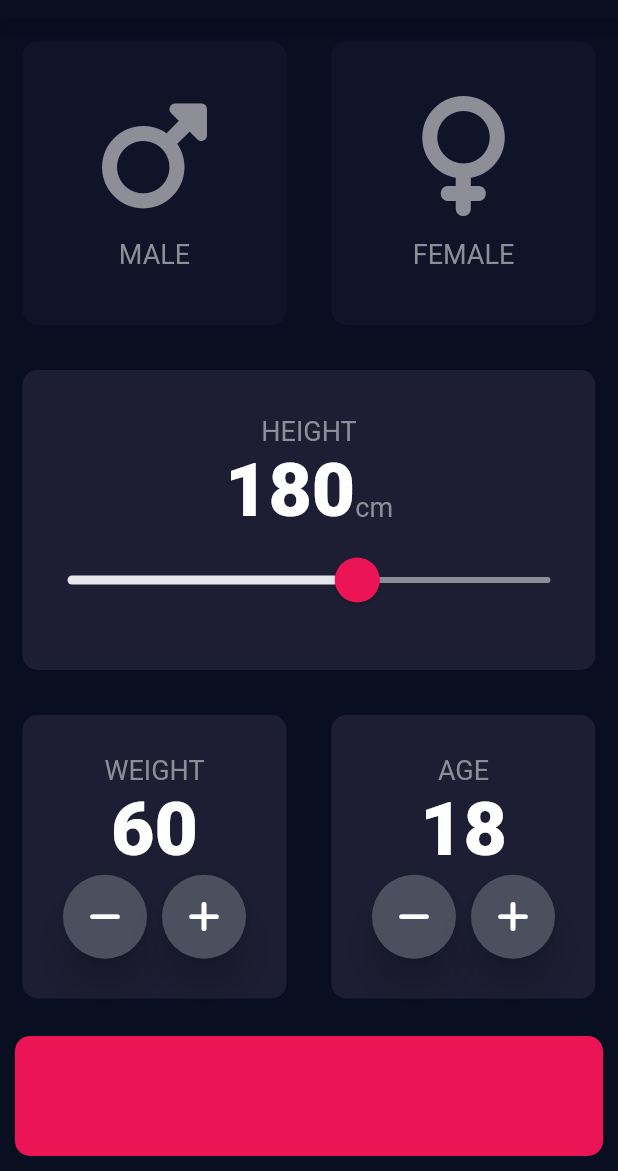
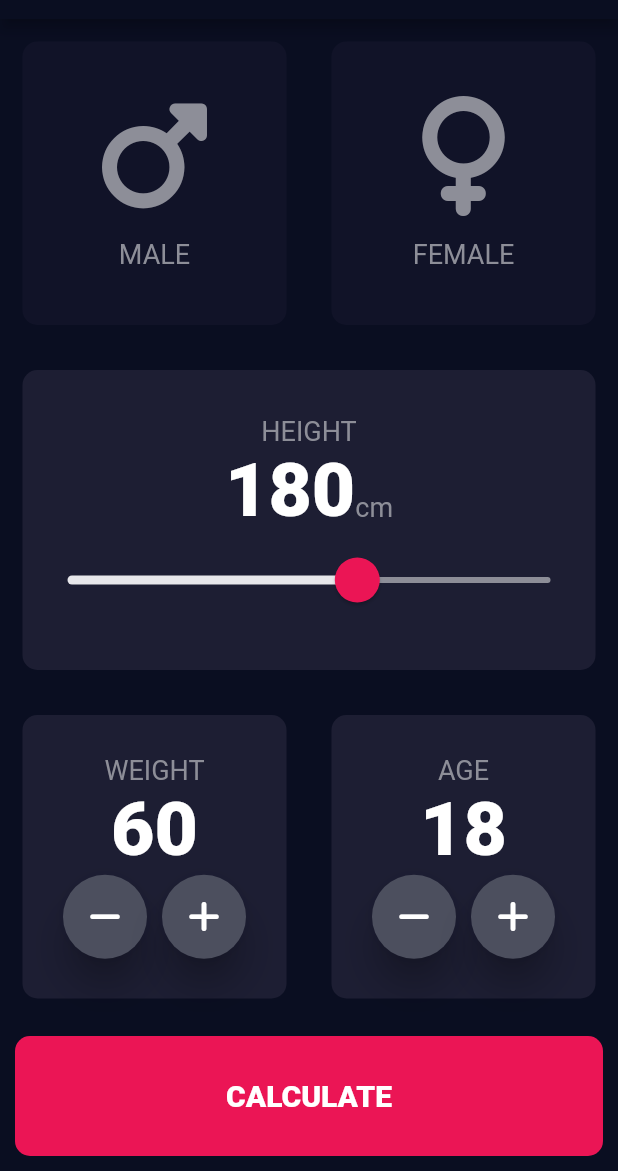
Before and after one commit to Ren-Tech/BMI-Calculator, a Flutter app: the screen it shows after launch, on a phone screen of 412 x 824 dp, the part 65-1236 px from its top. Run offline on Flutter 3.47's test engine with Material 2 defaults, Android fonts, the phone set to English and light mode, and no system bars; our stand-ins replace font_awesome_flutter.

```diff
--- /dev/null
+++ b/lib/components/bottom_button.dart
@@ -0,0 +1,34 @@
+import 'package:flutter/material.dart';
+import 'package:bmi_calculator/constants.dart';
+
+class BottomButton extends StatelessWidget {
+  final String buttonTitle;
+  final Function() onUserTap;
+  const BottomButton({
+    super.key,
+    required this.buttonTitle,
+    required this.onUserTap,
+  });
+
+  @override
+  Widget build(BuildContext context) {
+    return GestureDetector(
+      onTap: onUserTap,
+      child: Container(
+        decoration: BoxDecoration(
+          color: kBottomButtonColor,
+          borderRadius: BorderRadius.circular(10),
+        ),
+        width: double.infinity,
+        height: kBottomButtonHeight,
+        margin: const EdgeInsets.all(10),
+        child: Center(
+          child: Text(
+            buttonTitle,
+            style: const TextStyle(fontWeight: FontWeight.w800, fontSize: 20),
+          ),
+        ),
+      ),
+    );
+  }
+}
--- a/lib/reusable_card_content.dart
+++ b/lib/components/reusable_card_content.dart
@@ -1,5 +1,5 @@
 import 'package:flutter/material.dart';
-import 'constants.dart';
+import 'package:bmi_calculator/constants.dart';
 
 class ReusableCardContent extends StatelessWidget {
   final IconData cardIcon;
--- /dev/null
+++ b/lib/components/round_icon_button.dart
@@ -0,0 +1,25 @@
+import 'package:flutter/material.dart';
+
+class RoundIconButton extends StatelessWidget {
+  final Icon icon;
+  final Function() onUserPressed;
+  const RoundIconButton({
+    super.key,
+    required this.icon,
+    required this.onUserPressed,
+  });
+
+  @override
+  Widget build(BuildContext context) {
+    return RawMaterialButton(
+      onPressed: onUserPressed,
+      fillColor: const Color(0xFF4C4F5E),
+      shape: const CircleBorder(),
+      elevation: 10,
+
+      //to assign the size of the icon
+      constraints: const BoxConstraints.tightFor(height: 56, width: 56),
+      child: icon,
+    );
+  }
+}
--- a/lib/input_page.dart
+++ b/lib/screens/input_page.dart
@@ -1,8 +1,11 @@
+import 'package:bmi_calculator/components/bottom_button.dart';
+import 'package:bmi_calculator/components/reusable_card.dart';
+import 'package:bmi_calculator/components/reusable_card_content.dart';
+import 'package:bmi_calculator/components/round_icon_button.dart';
+import 'package:bmi_calculator/screens/result_screen.dart';
 import 'package:flutter/material.dart';
 import 'package:font_awesome_flutter/font_awesome_flutter.dart';
-import 'reusable_card.dart';
-import 'reusable_card_content.dart';
-import 'constants.dart';
+import 'package:bmi_calculator/constants.dart';
 
 enum Gender { male, female }
 
@@ -216,41 +219,15 @@ class InputPageState extends State<InputPage> {
               ],
             ),
           ),
-          Container(
-            decoration: BoxDecoration(
-              color: kBottomButtonColor,
-              borderRadius: BorderRadius.circular(10),
-            ),
-            width: double.infinity,
-            height: kBottomButtonHeight,
-            margin: const EdgeInsets.all(10),
+          BottomButton(
+            buttonTitle: 'CALCULATE',
+            onUserTap: () {
+              Navigator.push(context,
+                  MaterialPageRoute(builder: (context) => const Result()));
+            },
           )
         ],
       ),
     );
   }
 }
-
-class RoundIconButton extends StatelessWidget {
-  final Icon icon;
-  final Function() onUserPressed;
-  const RoundIconButton({
-    super.key,
-    required this.icon,
-    required this.onUserPressed,
-  });
-
-  @override
-  Widget build(BuildContext context) {
-    return RawMaterialButton(
-      onPressed: onUserPressed,
-      fillColor: const Color(0xFF4C4F5E),
-      shape: const CircleBorder(),
-      elevation: 10,
-
-      //to assign the size of the icon
-      constraints: const BoxConstraints.tightFor(height: 56, width: 56),
-      child: icon,
-    );
-  }
-}
```
Also changed, not shown: lib/main.dart (+6 -5 lines), lib/screens/result_screen.dart (added, +75 -0 lines), lib/components/reusable_card.dart (renamed from lib/reusable_card.dart).
